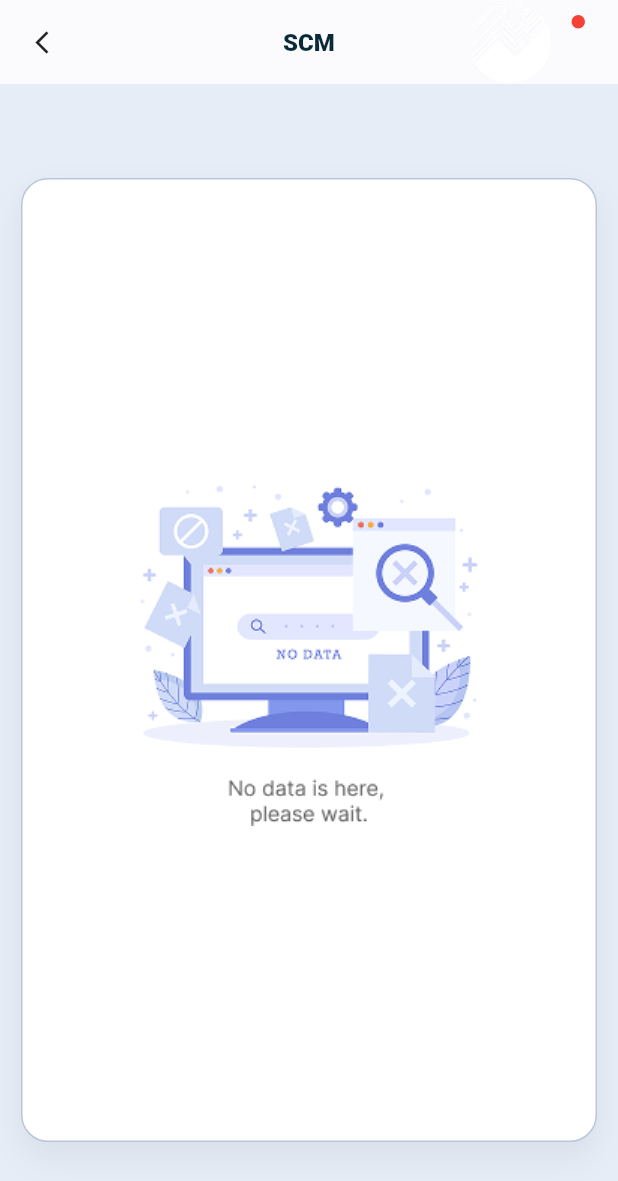
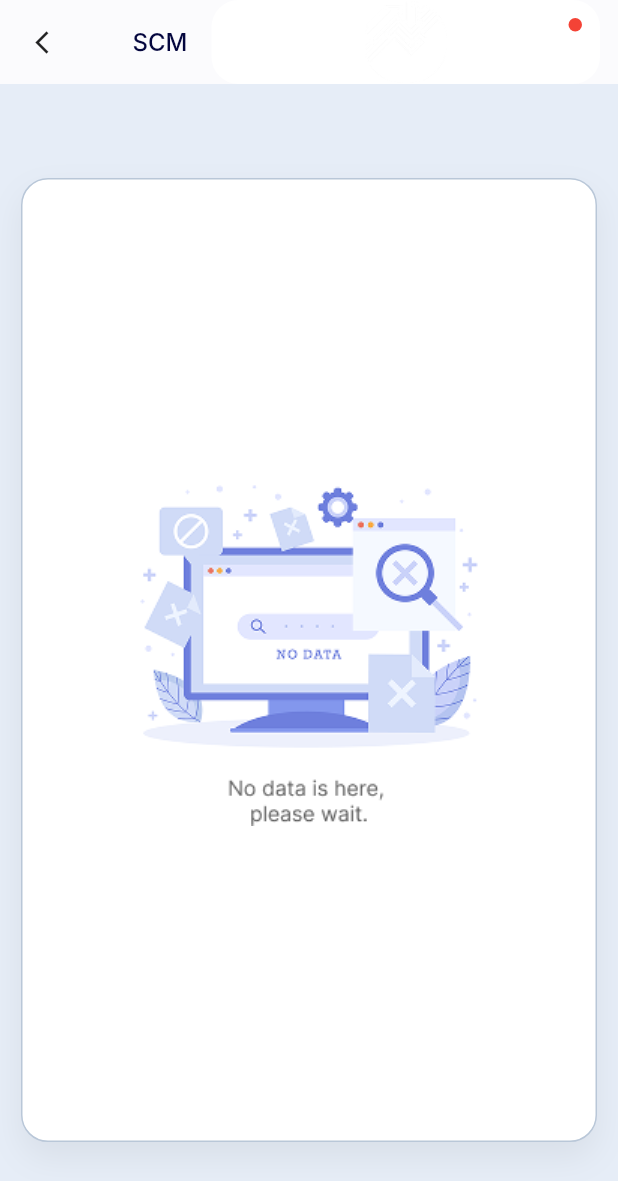
Before and after one commit to abusayed310278/scube, a Flutter app: the NoDataScreen screen opened directly, on a phone screen of 412 x 824 dp. Shown: the top 1181 px of the screen. Run offline on Flutter 3.47's test engine with Material 3 defaults, Android fonts, the phone set to English and light mode, and no system bars; our stand-ins replace dartz, dio, flutter_secure_storage, image_picker, socket_io_client; accounts and stored records are empty; Roboto replaces fonts that are missing (Inter).

Commit message:
no screen done

```diff
--- a/lib/module/Dashboard/ui/view/dashboard/no_data_screen.dart
+++ b/lib/module/Dashboard/ui/view/dashboard/no_data_screen.dart
@@ -22,36 +22,56 @@ class NoDataScreen extends StatelessWidget {
         title: const Text(
           'SCM',
           style: TextStyle(
-            color: Color(0xFF0A2A3A),
-            fontWeight: FontWeight.w800,
+            fontFamily: 'Inter',
             fontSize: 16,
+            fontWeight: FontWeight.w500, // Medium
+            height: 1.5, // 24/16
+            letterSpacing: 0,
+            color: Color(0xFF04063E),
           ),
         ),
+
         centerTitle: true,
         actions: [
           Padding(
             padding: const EdgeInsets.only(right: 12),
             child: Stack(
-              alignment: Alignment.topRight,
+              clipBehavior: Clip.none,
               children: [
-                Image.asset(
+                Container(
+                  width: 259,
+                  height: 239,
+                  decoration: BoxDecoration(
+                    color: Colors.white, // change if Figma has another bg
+                    borderRadius: BorderRadius.circular(18),
+                  ),
+                  child: Center(
+                    child: Image.asset(
                       Assets.appLogo,
                       width: 120,
                       height: 120,
                       fit: BoxFit.contain,
                     ),
+                  ),
+                ),
+
+                // red dot (notification)
                 Positioned(
-                  right: 10,
-                  top: 10,
+                  right: 12,
+                  top: 12,
                   child: Container(
                     width: 9,
                     height: 9,
-                    decoration: const BoxDecoration(color: Colors.red, shape: BoxShape.circle),
+                    decoration: const BoxDecoration(
+                      color: Colors.red,
+                      shape: BoxShape.circle,
+                    ),
                   ),
-                )
+                ),
               ],
             ),
-          )
+          ),
+
         ],
       ),
       body: SafeArea(
```
